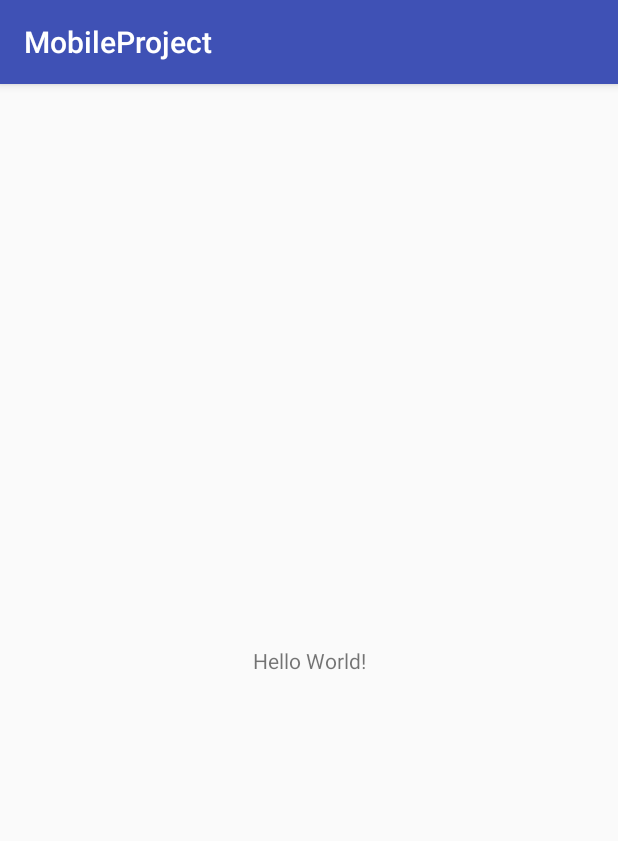
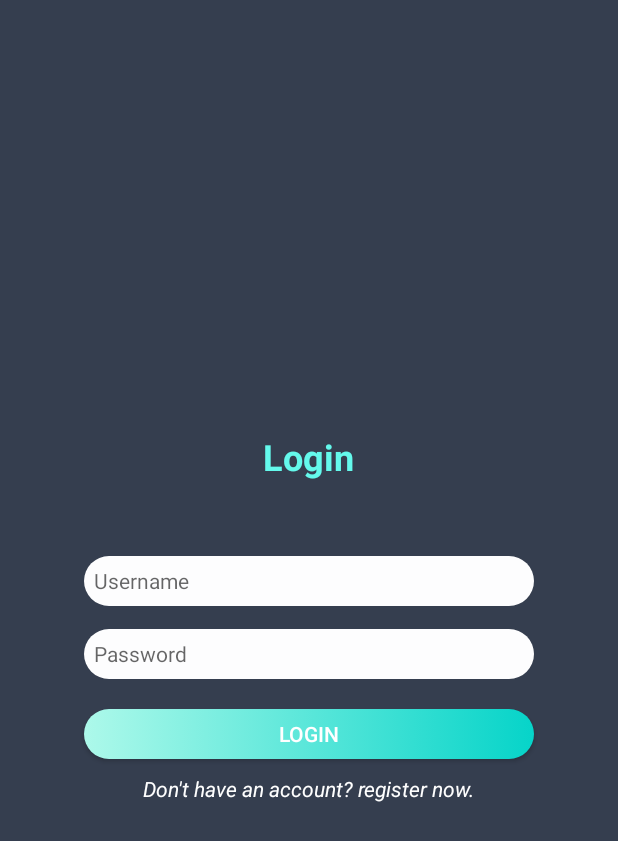
Before and after one commit to AndroidAAUP/MobileProject, an Android app: the screen it shows after launch (MainActivity), on a phone screen of 412 x 824 dp. Shown: the top 841 px of the screen. Run offline under Robolectric (Android 15) with nearby library versions, the phone set to English and light mode, and no system bars; 1 statement that could not run was skipped.

Commit message:
First day

```diff
--- a/app/build.gradle
+++ b/app/build.gradle
@@ -26,5 +26,6 @@ dependencies {
   })
   compile 'com.android.support:appcompat-v7:25.3.1'
   compile 'com.android.support.constraint:constraint-layout:1.0.2'
+  compile 'com.google.android.gms:play-services:10.0.1'
   testCompile 'junit:junit:4.12'
 }
--- /dev/null
+++ b/app/src/main/java/Fragments/LoginFragment.java
@@ -0,0 +1,70 @@
+package Fragments;
+
+import Models.ConnectionDetector;
+
+import android.app.Activity;
+import android.app.Fragment;
+import android.content.Context;
+import android.os.Bundle;
+import android.support.annotation.Nullable;
+
+import android.view.LayoutInflater;
+import android.view.View;
+import android.view.ViewGroup;
+import android.widget.Button;
+import android.widget.EditText;
+import android.widget.TextView;
+import android.app.FragmentManager;
+import android.app.FragmentTransaction;
+import edu.aaup.mobileproject.R;
+
+public class LoginFragment extends Fragment implements View.OnClickListener{
+
+  EditText et_username, et_password;
+  TextView tv_register;
+  Button bn_login;
+  ConnectionDetector connection;
+  Context ctx;
+  @Nullable @Override
+  public View onCreateView(LayoutInflater inflater, @Nullable ViewGroup container, Bundle savedInstanceState) {
+    View view = inflater.inflate(R.layout.fragment_login,container,false);
+
+    initialize(view);
+    btnHandler();
+    return view;
+  }
+  private void initialize(View v){
+    connection = new ConnectionDetector(ctx);
+    et_username = (EditText)v. findViewById(R.id.et_username);
+    et_password = (EditText)v. findViewById(R.id.et_password);
+    tv_register = (TextView)v.findViewById(R.id.tv_register);
+    bn_login = (Button)v.findViewById(R.id.bn_login);
+  }
+  protected void btnHandler(){
+    bn_login.setOnClickListener(this);
+    tv_register.setOnClickListener(this);
+  }
+
+  @Override public void onClick(View v) {
+    switch (v.getId()){
+      case R.id.bn_login:{
+
+
+      }break;
+      case R.id.tv_register:{
+        Register_Fragment register  = new Register_Fragment();
+        FragmentManager manager = getFragmentManager();
+        FragmentTransaction transaction = manager.beginTransaction();
+        transaction.replace(R.id.container,register,"register");
+        transaction.commit();
+
+      }break;
+    }
+
+  }
+
+  @Override public void onAttach(Context context) {
+    ctx = context;
+    super.onAttach(context);
+  }
+}
--- /dev/null
+++ b/app/src/main/java/Models/ConnectionDetector.java
@@ -0,0 +1,32 @@
+package Models;
+
+import android.app.Service;
+import android.content.Context;
+import android.net.ConnectivityManager;
+import android.net.NetworkInfo;
+
+/**
+ * Created by xboxp on 5/10/2017.
+ */
+
+public class ConnectionDetector {
+  Context context;
+
+  public ConnectionDetector(Context context){
+    this.context = context;
+  }
+
+  public boolean isConnected(){
+    ConnectivityManager connectivityManager = (ConnectivityManager)context.getSystemService(Service.CONNECTIVITY_SERVICE);
+    if(connectivityManager !=null){
+      NetworkInfo info = connectivityManager.getActiveNetworkInfo();
+
+      if(info != null){
+        if(info.getState() == NetworkInfo.State.CONNECTED){
+          return true;
+        }
+      }
+    }
+    return false;
+  }
+}
--- /dev/null
+++ b/app/src/main/java/edu/aaup/mobileproject/Activities/MainActivity.java
@@ -0,0 +1,30 @@
+package edu.aaup.mobileproject.Activities;
+
+import Fragments.LoginFragment;
+import Fragments.Register_Fragment;
+import android.app.FragmentManager;
+import android.app.FragmentTransaction;
+import android.content.SharedPreferences;
+
+import android.support.v7.app.AppCompatActivity;
+import android.os.Bundle;
+import edu.aaup.mobileproject.R;
+
+public class MainActivity extends AppCompatActivity {
+
+  Register_Fragment register;
+  LoginFragment login;
+  @Override protected void onCreate(Bundle savedInstanceState) {
+    super.onCreate(savedInstanceState);
+    setContentView(R.layout.activity_main);
+
+    login = new LoginFragment();
+    register = new Register_Fragment();
+    FragmentManager manager = getFragmentManager();
+    FragmentTransaction transaction = manager.beginTransaction();
+    transaction.add(R.id.container,login,"login");
+    transaction.commit();
+
+  }
+
+}
--- a/app/src/main/java/edu/aaup/mobileproject/MainActivity.java
+++ /dev/null
@@ -1,15 +0,0 @@
-package edu.aaup.mobileproject;
-
-import android.support.v7.app.AppCompatActivity;
-import android.os.Bundle;
-
-public class MainActivity extends AppCompatActivity {
-
-  @Override protected void onCreate(Bundle savedInstanceState) {
-    super.onCreate(savedInstanceState);
-    setContentView(R.layout.activity_main);
-  }
-  private void checkupload(){
-    int i=1+1;
-  }
-}
--- /dev/null
+++ b/app/src/main/res/drawable/button_background.xml
@@ -0,0 +1,12 @@
+<?xml version="1.0" encoding="utf-8"?>
+<selector xmlns:android="http://schemas.android.com/apk/res/android">
+
+  <item>
+    <shape android:shape="rectangle">
+      <corners android:radius="40dp"></corners>
+      <solid android:color="#FDFDFE"></solid>
+      <gradient android:startColor="#adf9ea"
+          android:endColor="#06d4c9"/>
+    </shape>
+  </item>
+</selector>
--- /dev/null
+++ b/app/src/main/res/drawable/edittext_background.xml
@@ -0,0 +1,10 @@
+<?xml version="1.0" encoding="utf-8"?>
+<selector xmlns:android="http://schemas.android.com/apk/res/android">
+
+  <item>
+    <shape android:shape="rectangle">
+      <corners android:radius="50dp"></corners>
+      <solid android:color="#FDFDFE"></solid>
+    </shape>
+  </item>
+</selector>
--- a/app/src/main/res/layout/activity_main.xml
+++ b/app/src/main/res/layout/activity_main.xml
@@ -1,20 +1,18 @@
 <?xml version="1.0" encoding="utf-8"?>
-<android.support.constraint.ConstraintLayout xmlns:android="http://schemas.android.com/apk/res/android"
+<RelativeLayout xmlns:android="http://schemas.android.com/apk/res/android"
     xmlns:app="http://schemas.android.com/apk/res-auto"
     xmlns:tools="http://schemas.android.com/tools"
     android:layout_width="match_parent"
     android:layout_height="match_parent"
-    tools:context="edu.aaup.mobileproject.MainActivity"
+    tools:context="edu.aaup.mobileproject.Activities.MainActivity"
+    >
+<FrameLayout
+    android:layout_width="match_parent"
+    android:layout_height="match_parent"
+    android:id="@+id/container"
     >
 
-  <TextView
-      android:layout_width="wrap_content"
-      android:layout_height="wrap_content"
-      android:text="Hello World!"
-      app:layout_constraintBottom_toBottomOf="parent"
-      app:layout_constraintLeft_toLeftOf="parent"
-      app:layout_constraintRight_toRightOf="parent"
-      app:layout_constraintTop_toTopOf="parent"
-      />
+</FrameLayout>
 
-</android.support.constraint.ConstraintLayout>
+
+</RelativeLayout>
--- /dev/null
+++ b/app/src/main/res/layout/fragment_login.xml
@@ -0,0 +1,59 @@
+<?xml version="1.0" encoding="utf-8"?>
+<RelativeLayout xmlns:android="http://schemas.android.com/apk/res/android"
+    xmlns:app="http://schemas.android.com/apk/res-auto"
+    xmlns:tools="http://schemas.android.com/tools"
+    android:layout_width="match_parent"
+    android:layout_height="match_parent"
+    android:padding="20dp"
+    android:background="@color/colorPrimary"
+    tools:context="Activities.MainActivity">
+
+  <LinearLayout
+      android:layout_width="match_parent"
+      android:layout_height="match_parent"
+      android:orientation="vertical"
+      android:gravity="center_vertical">
+    <TextView
+        android:layout_width="wrap_content"
+        android:layout_height="wrap_content"
+        android:text="@string/login"
+        android:textStyle="bold"
+        android:textSize="24dp"
+        android:layout_gravity="center_horizontal"
+        android:layout_marginBottom="50dp"
+        android:textColor="#64f9ec"
+        />
+
+    <EditText
+        style="@style/editText_style"
+        android:hint="@string/hint_username"
+        android:layout_marginBottom="15dp"
+        android:id="@+id/et_username"
+        android:maxLines="1"
+        android:textDirection="ltr"/>
+
+    <EditText
+        style="@style/editText_style"
+        android:hint="@string/hint_password"
+        android:inputType="textPassword"
+        android:layout_marginBottom="20dp"
+        android:id="@+id/et_password"/>
+
+    <Button
+        style="@style/button_style"
+        android:text="LogIn"
+        android:id="@+id/bn_login"/>
+
+    <TextView
+        android:layout_width="wrap_content"
+        android:layout_height="wrap_content"
+        android:text="@string/registerText"
+        android:textColor="#ffffff"
+        android:layout_marginTop="10dp"
+        android:layout_gravity="center_horizontal"
+        android:clickable="true"
+        android:textSize="14dp"
+        android:textStyle="italic"
+        android:id="@+id/tv_register"/>
+  </LinearLayout>
+</RelativeLayout>
--- a/app/src/main/res/values/colors.xml
+++ b/app/src/main/res/values/colors.xml
@@ -1,6 +1,6 @@
 <?xml version="1.0" encoding="utf-8"?>
 <resources>
-  <color name="colorPrimary">#3F51B5</color>
-  <color name="colorPrimaryDark">#303F9F</color>
-  <color name="colorAccent">#FF4081</color>
+  <color name="colorPrimary">#353E4F</color>
+  <color name="colorPrimaryDark">#1d1128</color>
+  <color name="colorAccent">#FF388096</color>
 </resources>
--- a/app/src/main/res/values/strings.xml
+++ b/app/src/main/res/values/strings.xml
@@ -1,3 +1,14 @@
 <resources>
   <string name="app_name">MobileProject</string>
+  <string name="navigation_drawer_open">Open navigation drawer</string>
+  <string name="navigation_drawer_close">Close navigation drawer</string>
+  <string name="action_settings">Settings</string>
+  <string name="hint_username">\ \ Username</string>
+  <string name="hint_password">\ \ Password</string>
+  <string name="hint_confirmpassword">\ \ Confirm password</string>
+  <string name="hint_phone">\ \ Phone number</string>
+  <string name="register">Registration</string>
+  <string name="login">Login</string>
+  <string name="registerText">Don\'t have an account? register now.</string>
+  <string name="loginText">Already have an account? Login</string>
 </resources>
--- a/app/src/main/res/values/styles.xml
+++ b/app/src/main/res/values/styles.xml
@@ -1,11 +1,33 @@
 <resources>
 
   <!-- Base application theme. -->
-  <style name="AppTheme" parent="Theme.AppCompat.Light.DarkActionBar">
+  <style name="AppTheme" parent="Theme.AppCompat.Light.NoActionBar">
     <!-- Customize your theme here. -->
     <item name="colorPrimary">@color/colorPrimary</item>
     <item name="colorPrimaryDark">@color/colorPrimaryDark</item>
     <item name="colorAccent">@color/colorAccent</item>
   </style>
 
+  <style name="editText_style">
+
+    <item name="android:gravity">center_vertical</item>
+    <item name="android:layout_gravity">center</item>
+    <item name="android:background">@drawable/edittext_background</item>
+    <item name="android:layout_width">300dp</item>
+    <item name="android:layout_height">33dp</item>
+    <item name="android:textColor">#787676</item>
+    <item name="android:textSize">14dp</item>
+  </style>
+  <style name="button_style">
+    <item name="android:layout_gravity">center</item>
+    <item name="android:gravity">center</item>
+    <item name="android:background">@drawable/button_background</item>
+    <item name="android:layout_width">300dp</item>
+    <item name="android:layout_height">33dp</item>
+    <item name="android:textColor">#ffffff</item>
+
+  </style>
+
+
+
 </resources>
```
Also changed, not shown: app/src/main/AndroidManifest.xml (+13 -2 lines), app/src/main/java/Fragments/Register_Fragment.java (added, +140 -0 lines), app/src/main/res/drawable/button_mainmenu.xml (added, +12 -0 lines), app/src/main/res/layout/fragment_register.xml (added, +92 -0 lines).
